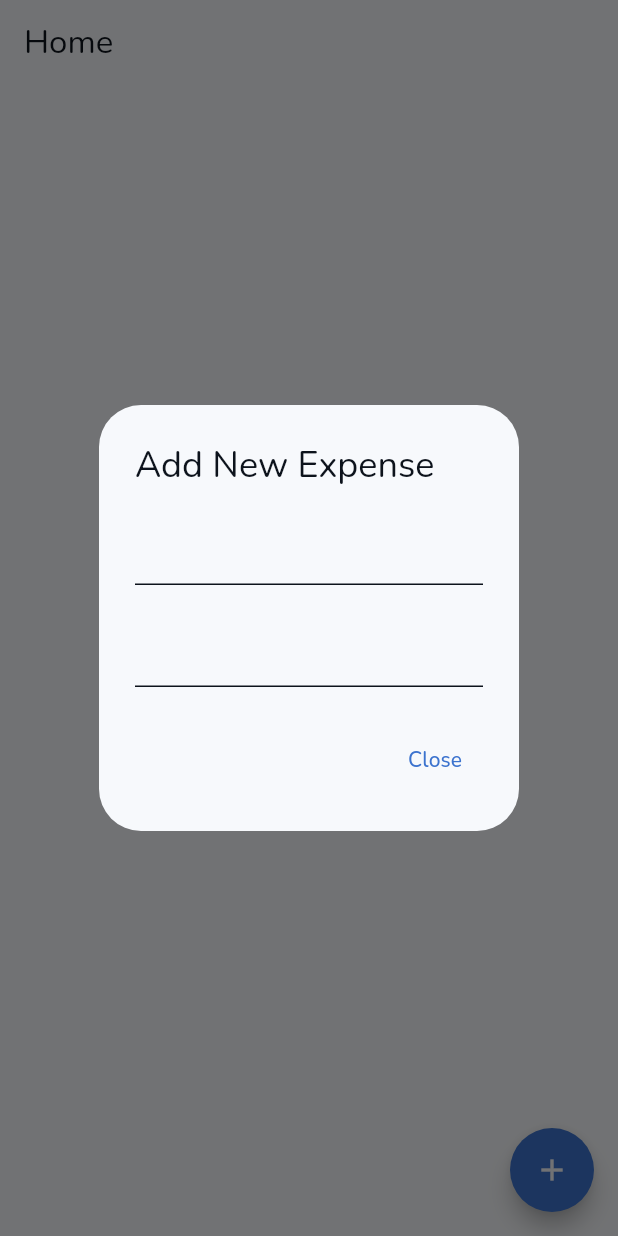
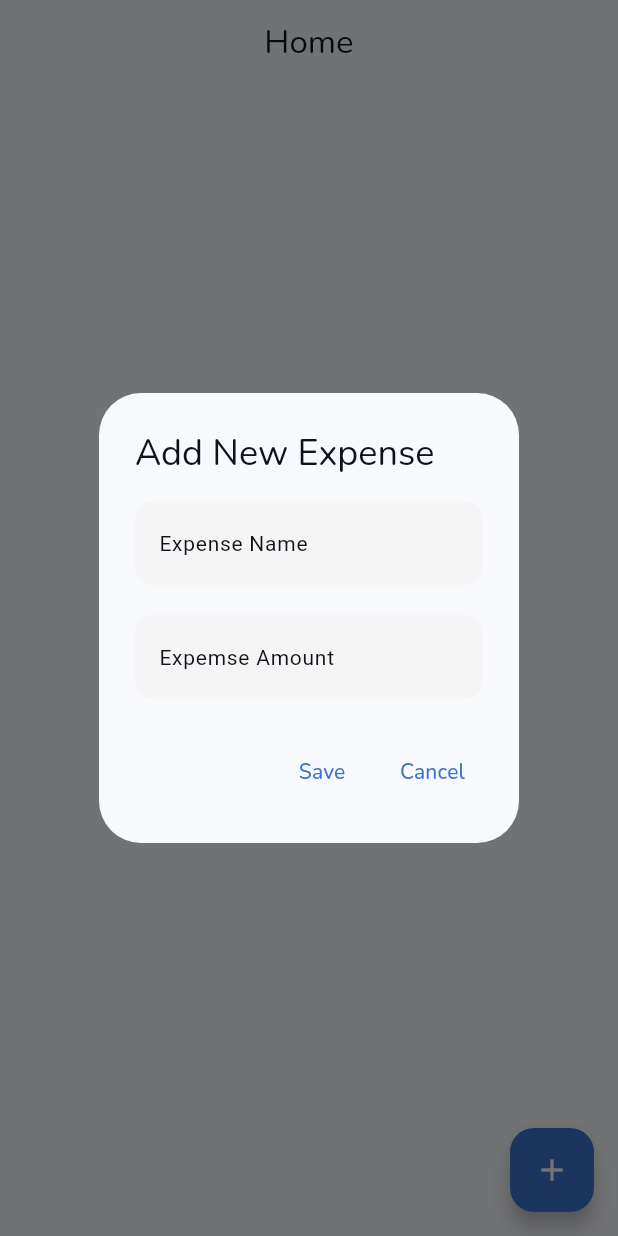
Before and after one commit to ThetMaung2002/simple_budget, a Flutter app: the screen it shows after launch, after a tap on the "add" icon, on a phone screen of 412 x 824 dp. Run offline on Flutter 3.47's test engine with Material 3 defaults, Android fonts, the phone set to English and light mode, and no system bars; our stand-ins replace google_fonts.

Commit message:
Add expense and listview.builder are finished.

```diff
--- /dev/null
+++ b/lib/Widgets/ui/text_input_ui.dart
@@ -0,0 +1,29 @@
+import 'package:flutter/material.dart';
+
+class TextInputUI extends StatelessWidget {
+  const TextInputUI(
+      {super.key, required this.hintText, this.controller, this.keyboardType});
+
+  final String hintText;
+  final TextEditingController? controller;
+  final TextInputType? keyboardType;
+
+  @override
+  Widget build(BuildContext context) {
+    return Container(
+      decoration: BoxDecoration(
+        color: Colors.grey[100],
+        borderRadius: BorderRadius.circular(12),
+      ),
+      padding: const EdgeInsets.all(16.0),
+      child: TextField(
+        controller: controller,
+        keyboardType: keyboardType,
+        decoration: InputDecoration.collapsed(
+          hintText: hintText,
+          hintStyle: const TextStyle(fontSize: 14),
+        ),
+      ),
+    );
+  }
+}
--- a/lib/constants/string.dart
+++ b/lib/constants/string.dart
@@ -1,3 +1,8 @@
 const String home = "Home";
 const String kAddNewExpense = "Add New Expense";
 const String close = "Close";
+const String confirm = "Confirm";
+const String expenseName = "Expense Name";
+const String expenseAmount = "Expemse Amount";
+const String kCancel = "Cancel";
+const String kSave = "Save";
--- a/lib/data/expense_data/expense_data.dart
+++ b/lib/data/expense_data/expense_data.dart
@@ -1,7 +1,8 @@
+import 'package:flutter/material.dart';
 import 'package:simple_budget/data/date_time/date_time_helper.dart';
 import 'package:simple_budget/models/expense_models/expense_models.dart';
 
-class ExpenseData {
+class ExpenseData extends ChangeNotifier {
   //* List of all expenses.
   List<ExpenseModel> overallExpenseList = [];
 
@@ -13,6 +14,7 @@ class ExpenseData {
   //* Add new expense.
   void addNewExpense(ExpenseModel newExpenseModel) {
     overallExpenseList.add(newExpenseModel);
+    notifyListeners();
   }
 
   //* Delete expense.
@@ -76,4 +78,9 @@ class ExpenseData {
     }
     return dailyExpenseSummary;
   }
+
+  @override
+  void notifyListeners() {
+    super.notifyListeners();
+  }
 }
--- a/lib/main.dart
+++ b/lib/main.dart
@@ -1,9 +1,11 @@
 import 'package:flutter/material.dart';
 import 'package:provider/provider.dart';
+import 'package:simple_budget/data/expense_data/expense_data.dart';
 import 'package:simple_budget/page/home_page.dart';
 import 'package:simple_budget/providers/theme_provider/theme_provider.dart';
 
 void main() {
+  WidgetsFlutterBinding.ensureInitialized();
   runApp(ChangeNotifierProvider(
     create: (context) => ThemeProvider(),
     child: const MyApp(),
@@ -15,13 +17,9 @@
 
   @override
   Widget build(BuildContext context) {
-    return MultiProvider(
-      providers: [
-        ChangeNotifierProvider(
-          create: (context) => ThemeProvider(),
-        ),
-      ],
-      child: MaterialApp(
+    return ChangeNotifierProvider(
+      create: (context) => ExpenseData(),
+      builder: (context, child) => MaterialApp(
         debugShowCheckedModeBanner: false,
         home: const HomePage(),
         theme: Provider.of<ThemeProvider>(context).themeData,
--- a/lib/page/home_page.dart
+++ b/lib/page/home_page.dart
@@ -1,53 +1,111 @@
 import 'package:flutter/material.dart';
+import 'package:provider/provider.dart';
+import 'package:simple_budget/Widgets/ui/text_input_ui.dart';
 import 'package:simple_budget/Widgets/ui/text_ui.dart';
 import 'package:simple_budget/constants/string.dart';
+import 'package:simple_budget/data/expense_data/expense_data.dart';
+import 'package:simple_budget/models/expense_models/expense_models.dart';
 
-class HomePage extends StatelessWidget {
+class HomePage extends StatefulWidget {
   const HomePage({super.key});
 
   @override
+  State<HomePage> createState() => _HomePageState();
+}
+
+class _HomePageState extends State<HomePage> {
+  TextEditingController addExpenseName = TextEditingController();
+  TextEditingController addExpenseAmount = TextEditingController();
+
+  void save() {
+    //Create new expense item
+    ExpenseModel newExpense = ExpenseModel(
+      name: addExpenseName.text,
+      amount: addExpenseAmount.text,
+      dateTime: DateTime.now(),
+    );
+
+    // Add the new expense
+    Provider.of<ExpenseData>(context, listen: false).addNewExpense(newExpense);
+
+    // Clear the textfields
+    addExpenseName.clear();
+    addExpenseAmount.clear();
+
+    // POP!
+    Navigator.pop(context);
+  }
+
+  void cancel() {
+    Navigator.pop(context);
+  }
+
+  @override
   Widget build(BuildContext context) {
-    return Scaffold(
+    return Consumer<ExpenseData>(
+      builder: (context, value, child) => Scaffold(
         appBar: AppBar(
+          centerTitle: true,
           title: const TextUI(
             label: home,
           ),
         ),
-      body: const Padding(
-        padding: EdgeInsets.all(16.0),
-        child: Column(
-          mainAxisAlignment: MainAxisAlignment.center,
-          children: [],
+        body: Padding(
+          padding: const EdgeInsets.all(16.0),
+          child: ListView.builder(
+            itemCount: value.getAllExpenseList().length,
+            itemBuilder: (context, index) => ListTile(
+              title: TextUI(label: value.getAllExpenseList()[index].name),
+              subtitle: TextUI(
+                label: value.getAllExpenseList()[index].dateTime.toString(),
+              ),
+              trailing:
+                  TextUI(label: '\$${value.getAllExpenseList()[index].amount}'),
+            ),
           ),
         ),
         floatingActionButton: FloatingActionButton(
-        shape: const CircleBorder(),
           onPressed: () => showDialog(
             context: context,
             builder: (context) => AlertDialog(
               title: const TextUI(label: kAddNewExpense),
-            content: const Column(
+              content: Column(
                 mainAxisSize: MainAxisSize.min,
                 children: [
-                TextField(),
-                SizedBox(
+                  TextInputUI(
+                    keyboardType: TextInputType.text,
+                    controller: addExpenseName,
+                    hintText: expenseName,
+                  ),
+                  const SizedBox(
                     height: 20,
                   ),
-                TextField(),
+                  TextInputUI(
+                    keyboardType: TextInputType.number,
+                    controller: addExpenseAmount,
+                    hintText: expenseAmount,
+                  ),
                 ],
               ),
               actions: [
                 TextButton(
                   onPressed: () {
-                  Navigator.pop(context);
+                    save();
                   },
-                child: const TextUI(label: close),
-              )
+                  child: const TextUI(label: kSave),
+                ),
+                TextButton(
+                  onPressed: () {
+                    cancel();
+                  },
+                  child: const TextUI(label: kCancel),
+                ),
               ],
             ),
           ),
           child: const Icon(Icons.add),
         ),
+      ),
     );
   }
 }
```
Also changed, not shown: 3 other files. Lines whose indentation alone changed are shown as unchanged.
